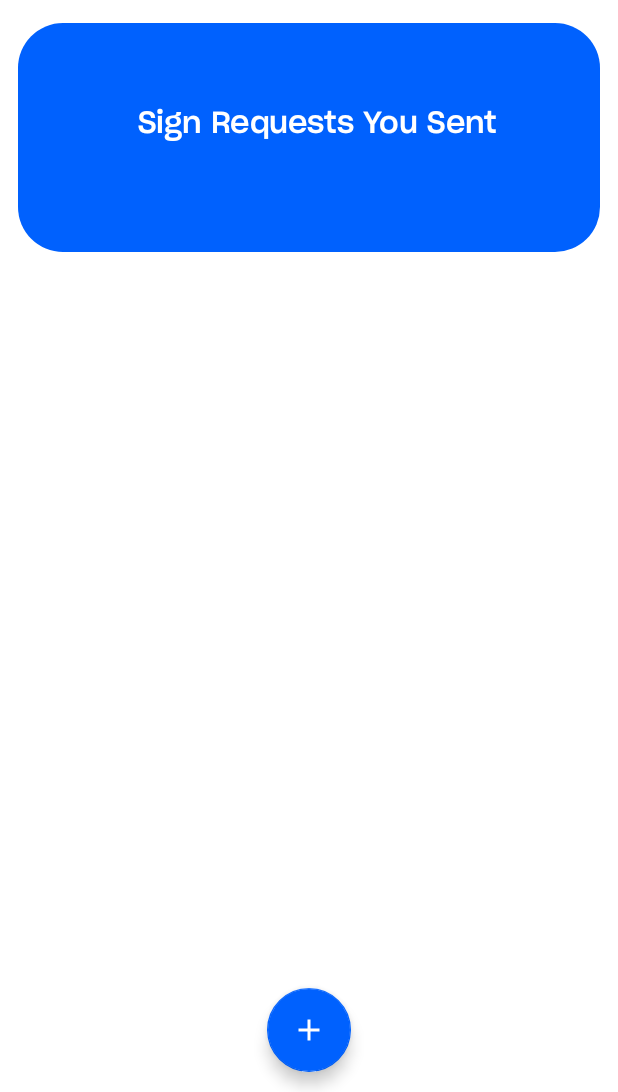
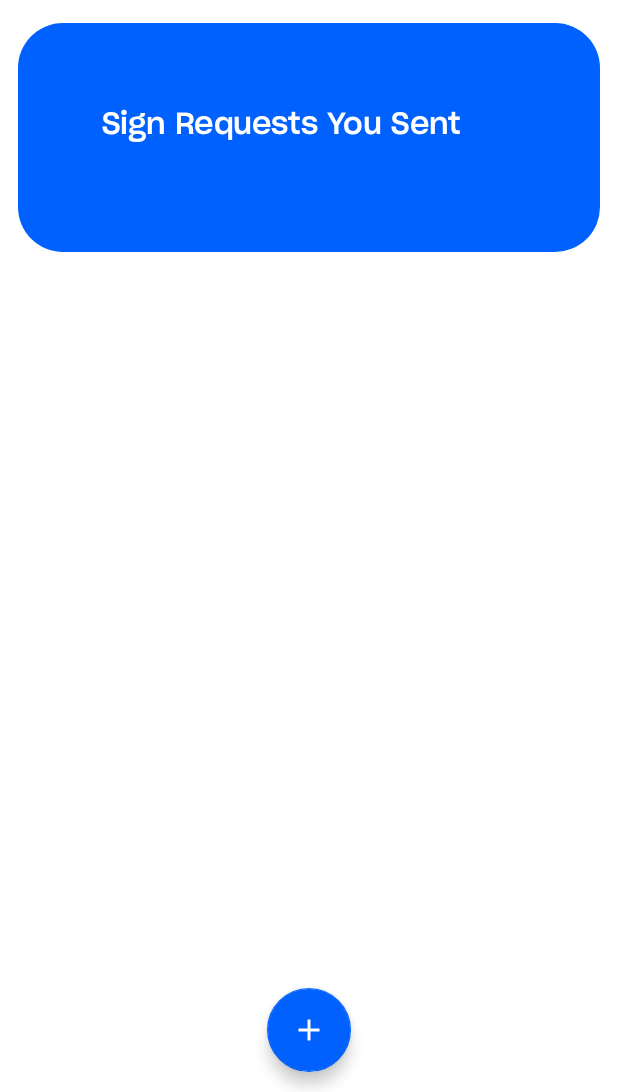
Before and after one commit to itsnitish22/Sign-Ease, an Android app: the screen it shows after launch (MainActivity), on a phone screen of 412 x 824 dp, the part 144-1236 px from its top. Run offline under Robolectric (Android 15) with nearby library versions, the phone set to English and light mode, and no system bars; our stand-ins replace Firebase (no records; nobody signed in at launch, a user with empty details on screens opened directly).

Commit message:
that is how we do it! buttons added to display status of the requests with color coordination

```diff
--- a/app/src/main/java/com/teamdefine/signease/templates/TemplateFragment.kt
+++ b/app/src/main/java/com/teamdefine/signease/templates/TemplateFragment.kt
@@ -48,7 +48,6 @@ class TemplateFragment : Fragment() {
         binding = FragmentTemplateBinding.inflate(inflater, container, false) //binding
         viewModel =
             ViewModelProvider(requireActivity())[TemplateListViewModel::class.java] //setting viewModel
-
         viewModel.getTemplates()    //getting templates and observing changes
         viewModel.templates.observe(requireActivity()) { template ->
             Log.i("Template Fragment", template.toString())
--- /dev/null
+++ b/app/src/main/res/drawable/radio_button.xml
@@ -0,0 +1,5 @@
+<vector android:height="24dp" android:tint="#000000"
+    android:viewportHeight="24" android:viewportWidth="24"
+    android:width="24dp" xmlns:android="http://schemas.android.com/apk/res/android">
+    <path android:fillColor="@android:color/white" android:pathData="M12,7c-2.76,0 -5,2.24 -5,5s2.24,5 5,5 5,-2.24 5,-5 -2.24,-5 -5,-5zM12,2C6.48,2 2,6.48 2,12s4.48,10 10,10 10,-4.48 10,-10S17.52,2 12,2zM12,20c-4.42,0 -8,-3.58 -8,-8s3.58,-8 8,-8 8,3.58 8,8 -3.58,8 -8,8z"/>
+</vector>
--- a/app/src/main/res/layout/fragment_home_page.xml
+++ b/app/src/main/res/layout/fragment_home_page.xml
@@ -87,6 +87,7 @@
         android:textColor="@color/white"
         android:textSize="20sp"
         app:layout_constraintEnd_toEndOf="@id/view"
+        app:layout_constraintHorizontal_bias="0.2"
         app:layout_constraintStart_toEndOf="@id/totalRequests"
         app:layout_constraintTop_toTopOf="@id/totalRequests" />
 
@@ -107,7 +108,7 @@
         android:id="@+id/totalRequests"
         android:layout_width="wrap_content"
         android:layout_height="wrap_content"
-        android:layout_marginStart="10dp"
+        android:layout_marginStart="32dp"
         android:fontFamily="@font/sharp_grotesk_medium20"
         android:gravity="center"
         android:textColor="@color/white"
@@ -116,6 +117,7 @@
         app:layout_constraintBottom_toBottomOf="@id/view"
         app:layout_constraintStart_toStartOf="@id/view"
         app:layout_constraintTop_toTopOf="@id/view"
+        app:layout_constraintVertical_bias="0.507"
         tools:text="15" />
 
     <androidx.swiperefreshlayout.widget.SwipeRefreshLayout
```
Also changed, not shown: app/src/main/java/com/teamdefine/signease/homepage/HomePageAdapter.kt (+7 -0 lines), app/src/main/res/layout/item_signing_requests.xml (+14 -2 lines).
